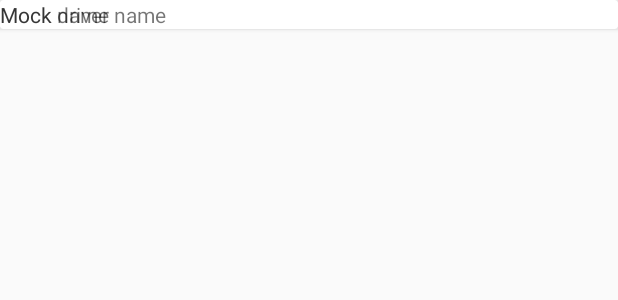
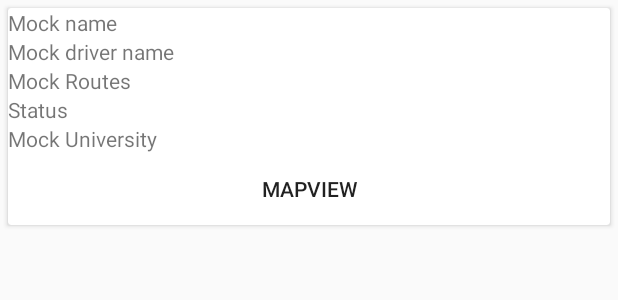
Before and after one commit to MdZaeed/VLRP, an Android app: the layout item_vehicle.xml on its own in the app's theme, with its tools: preview values and no code run, on a phone screen of 412 x 824 dp. Shown: the top 300 px of the screen. Run offline under Robolectric (Android 15) with nearby library versions, the phone set to English and light mode, and no system bars.

Commit message:
First Activity with mock data not tested

```diff
--- a/app/src/main/res/layout/activity_main.xml
+++ b/app/src/main/res/layout/activity_main.xml
@@ -34,6 +34,7 @@
         android:imeOptions="actionDone"/>
 
     <android.support.v7.widget.RecyclerView
+        android:id="@+id/rclv_vehicle_list"
         android:layout_width="match_parent"
         android:layout_height="wrap_content"
         android:layout_below="@id/et_search_box"/>
--- a/app/src/main/res/layout/item_vehicle.xml
+++ b/app/src/main/res/layout/item_vehicle.xml
@@ -2,7 +2,14 @@
 <android.support.v7.widget.CardView xmlns:android="http://schemas.android.com/apk/res/android"
     xmlns:tools="http://schemas.android.com/tools"
     android:layout_width="match_parent"
-    android:layout_height="wrap_content">
+    android:layout_height="wrap_content"
+    android:background="@color/lightGray"
+    android:layout_margin="5dp">
+
+    <RelativeLayout
+        android:layout_width="match_parent"
+        android:layout_height="wrap_content"
+        android:background="@android:color/transparent">
 
         <TextView
             android:id="@+id/tv_vehicle_name"
@@ -11,7 +18,40 @@
             tools:text="Mock name"/>
 
         <TextView
+            android:id="@+id/tv_driver_name"
             android:layout_width="wrap_content"
             android:layout_height="wrap_content"
-        android:text="Mock driver name" />
+            android:text="Mock driver name"
+            android:layout_below="@id/tv_vehicle_name"/>
+
+        <TextView
+            android:id="@+id/tv_routes"
+            android:layout_width="wrap_content"
+            android:layout_height="wrap_content"
+            android:text="Mock Routes"
+            android:layout_below="@id/tv_driver_name" />
+
+        <TextView
+            android:id="@+id/tv_status"
+            android:layout_width="wrap_content"
+            android:layout_height="wrap_content"
+            android:layout_below="@id/tv_routes"
+            android:text="Status" />
+
+        <TextView
+            android:id="@+id/tv_university"
+            android:layout_width="wrap_content"
+            android:layout_height="wrap_content"
+            android:text="Mock University"
+            android:layout_below="@id/tv_status"/>
+
+        <Button
+            android:id="@+id/btn_map"
+            android:layout_width="match_parent"
+            android:layout_height="wrap_content"
+            android:text="MAPVIEW"
+            android:layout_below="@id/tv_university"
+            android:background="?attr/selectableItemBackground"/>
+    </RelativeLayout>
+
 </android.support.v7.widget.CardView>
--- a/app/src/main/res/values/colors.xml
+++ b/app/src/main/res/values/colors.xml
@@ -3,4 +3,5 @@
     <color name="colorPrimary">#3F51B5</color>
     <color name="colorPrimaryDark">#303F9F</color>
     <color name="colorAccent">#FF4081</color>
+    <color name="lightGray">#eee</color>
 </resources>
```
Also changed, not shown: app/build.gradle (+9 -6 lines), app/src/main/java/com/du/iit/zayed/vlrp_android/MainActivity.java (+12 -0 lines), app/src/main/java/com/du/iit/zayed/vlrp_android/MapViewActivity.java (added, +52 -0 lines), app/src/main/java/com/du/iit/zayed/vlrp_android/adapter/RecyclerViewListAdapter.java (added, +100 -0 lines), app/src/main/java/com/du/iit/zayed/vlrp_android/models/Vehicle.java (added, +145 -0 lines), app/src/main/java/com/du/iit/zayed/vlrp_android/models/VehicleListResponse.java (added, +32 -0 lines), app/src/main/res/layout/activity_map_view.xml (added, +18 -0 lines). Lines whose indentation alone changed are shown as unchanged.
